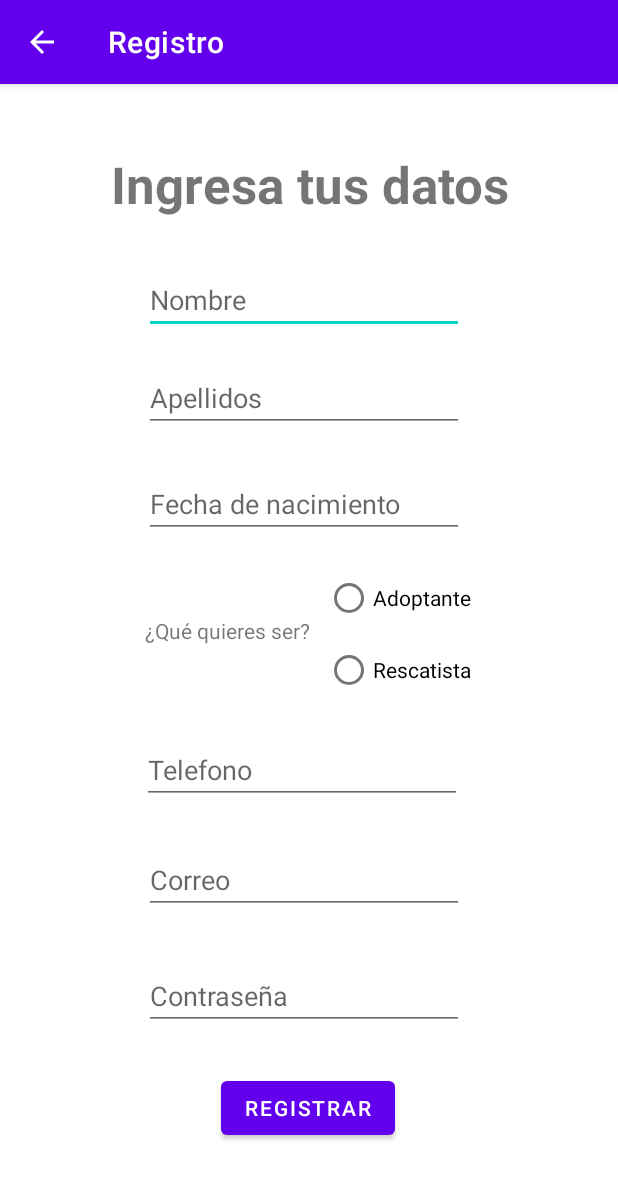
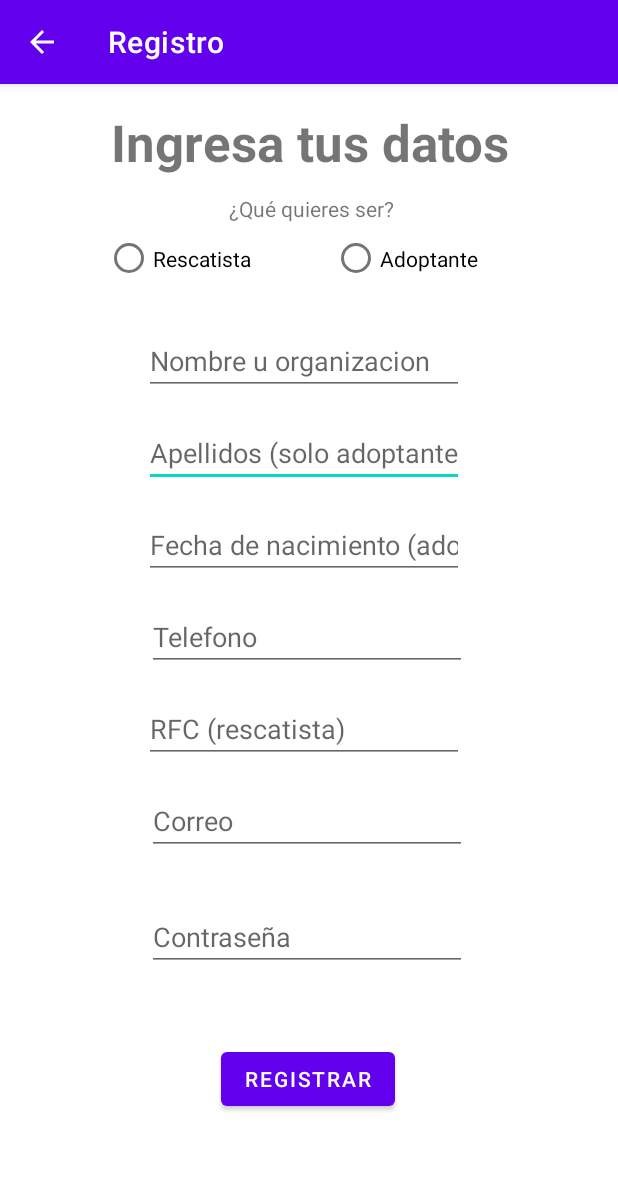
Before and after one commit to rakso-dev/Pawsties, an Android app: the SignupActivity screen opened directly, with no data from a screen before it, on a phone screen of 412 x 824 dp. Shown: the top 1179 px of the screen. Run offline under Robolectric (Android 15) with nearby library versions, the phone set to English and light mode, and no system bars.

Commit message:
register user completedgit add androidApp!

```diff
--- a/androidApp/app/src/main/java/com/pawsties/android/MainActivity.java
+++ b/androidApp/app/src/main/java/com/pawsties/android/MainActivity.java
@@ -87,7 +87,7 @@ public class MainActivity extends AppCompatActivity {
             return;
         }
 
-        loadProfiles();
+        loadProfiles();//los perfiles se estan obteniendo en el fragment, por lo que tal vez no sea necesario este metodo pero si la obtencion de la ubicacion
     }
 
     private void loadProfiles() {
@@ -113,7 +113,7 @@ public class MainActivity extends AppCompatActivity {
         }
         locationManager.requestLocationUpdates (LocationManager.GPS_PROVIDER,
                 10000,
-                10,
+                100,
                 locationListener);
     }
 
--- a/androidApp/app/src/main/java/com/pawsties/android/SignupActivity.java
+++ b/androidApp/app/src/main/java/com/pawsties/android/SignupActivity.java
@@ -1,24 +1,39 @@
 package com.pawsties.android;
 
+import android.Manifest;
+import android.annotation.SuppressLint;
 import android.content.Intent;
+import android.content.pm.PackageManager;
+import android.location.LocationListener;
+import android.location.LocationManager;
 import android.os.Bundle;
+import android.provider.Settings;
 import android.text.TextUtils;
 import android.widget.Button;
 import android.widget.EditText;
 import android.widget.RadioButton;
+import android.widget.RadioGroup;
 import android.widget.Toast;
 
+import androidx.annotation.NonNull;
 import androidx.annotation.Nullable;
+import androidx.appcompat.app.AlertDialog;
 import androidx.appcompat.app.AppCompatActivity;
 
 import java.util.Date;
 
 public class SignupActivity extends AppCompatActivity {
-    EditText etEmail, etPassword;
+    EditText etName, etLastname, etTelefono, etNacimiento, etEmail, etPassword, etRFC;
     RadioButton rbAdoptante, rbRescatista;
+    RadioGroup rgType;
     Button registrarse;
-    String name="", lastname="",  email="", password="", typeUser="";
-    Date nacimiento;
+    long telefono;
+    String name="", lastname="",  email="", password="", typeUser="", city="", sexo="", rfc="";
+    long nacimiento;
+    LocationListener locationListener;
+    LocationManager locationManager;
+    AlertDialog gpsAlert = null;
+    double latitud, longitud;
 
     @Override
     protected void onCreate(@Nullable Bundle savedInstanceState) {
@@ -27,32 +42,120 @@ public class SignupActivity extends AppCompatActivity {
 
         getSupportActionBar().setTitle("Registro");
 
-        /** LLAMAR A TODS LOS ELEMENTOS DEL LAYOUT ACTIVITY SIGN UP PARA OBTENER LOS DATOS*/
+        etName = findViewById(R.id.etNombreSU);
+        etLastname = findViewById(R.id.etApellidosSU);
+        etTelefono = findViewById(R.id.etTelefonoSU);
+        etNacimiento = findViewById(R.id.etFechaSU);
+        etEmail = findViewById(R.id.etEmailSU);
+        etPassword = findViewById(R.id.etContrasenaSU);
+        etRFC = findViewById(R.id.etRFC);
+        rgType = findViewById(R.id.rgTipoUsuario);
         rbAdoptante = findViewById(R.id.rbAdoptante);
         rbRescatista = findViewById(R.id.rbRescatista);
         registrarse = findViewById(R.id.btnOkSignup);
 
+    }
+
+    @Override
+    protected void onResume() {
+        super.onResume();
+
+        int permision = checkSelfPermission(Manifest.permission.ACCESS_FINE_LOCATION);
+        if (permision != PackageManager.PERMISSION_GRANTED){
+            requestPermissions(new String[]{
+                            Manifest.permission.ACCESS_FINE_LOCATION,
+                            Manifest.permission.ACCESS_COARSE_LOCATION},
+                    MainActivity.REQUEST_CODE_LOCATION);
+            return;
+        }
+
         registrarse.setOnClickListener(v -> {
-            /**descomentar despues para hacer las validaciones*/
-            if (rbAdoptante.isActivated())//no lo hace
-                typeUser = "A";
-            if (rbRescatista.isActivated())
-                typeUser = "R";
-            Toast.makeText(SignupActivity.this, "El usuario es "+typeUser, Toast.LENGTH_SHORT).show();
+            getLocation();
+            name = etName.getText().toString();
+            telefono = Long.parseLong(etTelefono.getText().toString());//NO DEBE DE ESTAR VACIO ESTE CAMPO
             email = etEmail.getText().toString();
             password = etPassword.getText().toString();
-//
+            if (rgType.getCheckedRadioButtonId() != -1){
+                if (rgType.getCheckedRadioButtonId() == rbAdoptante.getId()) {
+                    typeUser = "A";
+                    lastname = etLastname.getText().toString();
+                    nacimiento = Long.parseLong(etNacimiento.getText().toString());
+                    sexo = "M";//cambiar cuando se cree un fiel propio
+                    Adoptante usuario = new Adoptante(telefono, typeUser, email, password, latitud, longitud, city, name, lastname, nacimiento, sexo);
+                    registro(usuario);
+                }
+                if (rgType.getCheckedRadioButtonId() == rbRescatista.getId()) {
+                    rfc = etRFC.getText().toString();
+                    typeUser = "R";
+                    Rescatista usuario = new Rescatista(telefono, typeUser, email, password, latitud, longitud, city, name, rfc);
+                    registro(usuario);
+                }
+            }else {
+                Toast.makeText(SignupActivity.this, "Por favor elige un tipo de usuario", Toast.LENGTH_SHORT).show();
+                return;
+            }
+            Toast.makeText(SignupActivity.this, "El usuario es "+typeUser, Toast.LENGTH_SHORT).show();
+
 //            if (TextUtils.isEmpty(email) || TextUtils.isEmpty(password))
 //                Toast.makeText(SignupActivity.this, "Debes llenar todos los campos antes de continuar!!!", Toast.LENGTH_LONG).show();
 //            else if (password.length() < 8)
 //                Toast.makeText(SignupActivity.this, "La contraseña debe ser de almenos 8 caracteres", Toast.LENGTH_LONG).show();
 //            else
-                registro(email, password);
+            //registro(email, password);
         });
 
     }
 
-    public void registro(String correo, String contrasena){
+    @Override
+    public void onRequestPermissionsResult(int requestCode, @NonNull String[] permissions, @NonNull int[] grantResults) {
+        super.onRequestPermissionsResult(requestCode, permissions, grantResults);
+
+        if (grantResults.length > 0 && requestCode == MainActivity.REQUEST_CODE_LOCATION){
+            if (grantResults[0] == PackageManager.PERMISSION_GRANTED){
+                getLocation();
+            }else {
+                Toast.makeText(this, "Es un requisito obtener la ubicacion del usuario", Toast.LENGTH_LONG).show();
+            }
+        }
+    }
+
+    @SuppressLint("MissingPermission")
+    private void getLocation () {
+        locationListener = new MyLocationListener(getBaseContext());
+        locationManager = (LocationManager) getSystemService (LOCATION_SERVICE);
+        if (!locationManager.isProviderEnabled(LocationManager.GPS_PROVIDER)){
+            final AlertDialog.Builder alertBuilder = new AlertDialog.Builder(this);
+            alertBuilder.setMessage("Es necesario activar el GPS para obtener los datos de ubicacion del usuario")
+                    .setCancelable(true)
+                    .setPositiveButton("ok", (dialog, which) -> startActivity(new Intent(Settings.ACTION_LOCATION_SOURCE_SETTINGS)))
+                    .setNegativeButton("cancelar", (dialog, which) -> {
+                        dialog.cancel();
+                        Toast.makeText(getBaseContext(), "Es un requisito obtener la ubicacion del usuario", Toast.LENGTH_LONG).show();
+                    });
+            gpsAlert = alertBuilder.create();
+            gpsAlert.show();
+        }
+        locationManager.requestLocationUpdates (LocationManager.GPS_PROVIDER,
+                10000,
+                100,
+                locationListener);
+
+        latitud = MyLocationListener.latitude;
+        longitud = MyLocationListener.longitude;
+        city = MyLocationListener.city;
+    }
+
+    public void registro(Adoptante adoptante){
+        /**aqui se va a hacer el registro en la base de Azure*/
+
+        //si todo es correcto, esta funcion va a lanzar el main activity
+        Intent intent = new Intent(SignupActivity.this, MainActivity.class);
+        intent.addFlags(Intent.FLAG_ACTIVITY_CLEAR_TASK | Intent.FLAG_ACTIVITY_NEW_TASK);
+        startActivity(intent);
+        finish();
+    }
+
+    public void registro(Rescatista rescatista){
         /**aqui se va a hacer el registro en la base de Azure*/
 
         //si todo es correcto, esta funcion va a lanzar el main activity
--- a/androidApp/app/src/main/res/layout/activity_signup_form.xml
+++ b/androidApp/app/src/main/res/layout/activity_signup_form.xml
@@ -6,11 +6,22 @@
     android:layout_height="match_parent">
 
     <TextView
+        android:id="@+id/textView2"
+        android:layout_width="wrap_content"
+        android:layout_height="wrap_content"
+        android:layout_marginStart="100dp"
+        android:layout_marginTop="12dp"
+        android:text="¿Qué quieres ser?"
+        app:layout_constraintStart_toStartOf="@+id/guideline2"
+        app:layout_constraintTop_toBottomOf="@+id/textViewxd"
+        tools:ignore="MissingConstraints" />
+
+    <TextView
         android:id="@+id/textViewxd"
         android:layout_width="wrap_content"
         android:layout_height="wrap_content"
         android:layout_marginStart="73dp"
-        android:layout_marginTop="44dp"
+        android:layout_marginTop="16dp"
         android:layout_marginEnd="74dp"
         android:text="Ingresa tus datos"
         android:textAlignment="center"
@@ -23,25 +34,12 @@
         tools:ignore="MissingConstraints" />
 
     <EditText
-        android:id="@+id/etNombreSU"
-        android:layout_width="wrap_content"
-        android:layout_height="wrap_content"
-        android:layout_marginTop="32dp"
-        android:ems="10"
-        android:hint="Nombre"
-        android:inputType="textPersonName"
-        app:layout_constraintEnd_toStartOf="@+id/guideline3"
-        app:layout_constraintStart_toStartOf="@+id/guideline2"
-        app:layout_constraintTop_toBottomOf="@+id/textViewxd"
-        tools:ignore="MissingConstraints" />
-
-    <EditText
         android:id="@+id/etApellidosSU"
         android:layout_width="wrap_content"
         android:layout_height="wrap_content"
-        android:layout_marginTop="20dp"
+        android:layout_marginTop="16dp"
         android:ems="10"
-        android:hint="Apellidos"
+        android:hint="Apellidos (solo adoptante)"
         android:inputType="textPersonName"
         app:layout_constraintEnd_toStartOf="@+id/guideline3"
         app:layout_constraintStart_toStartOf="@+id/guideline2"
@@ -52,22 +50,23 @@
         android:id="@+id/etEmailSU"
         android:layout_width="wrap_content"
         android:layout_height="wrap_content"
-        android:layout_marginTop="28dp"
+        android:layout_marginTop="16dp"
         android:ems="10"
         android:hint="Correo"
         android:inputType="textEmailAddress"
         app:layout_constraintEnd_toStartOf="@+id/guideline3"
+        app:layout_constraintHorizontal_bias="0.522"
         app:layout_constraintStart_toStartOf="@+id/guideline2"
-        app:layout_constraintTop_toBottomOf="@+id/etTelefonoSU"
+        app:layout_constraintTop_toBottomOf="@+id/etRFC"
         tools:ignore="MissingConstraints" />
 
     <EditText
         android:id="@+id/etFechaSU"
         android:layout_width="wrap_content"
         android:layout_height="wrap_content"
-        android:layout_marginTop="25dp"
+        android:layout_marginTop="16dp"
         android:ems="10"
-        android:hint="Fecha de nacimiento"
+        android:hint="Fecha de nacimiento (adoptante)"
         android:inputType="date"
         app:layout_constraintEnd_toStartOf="@+id/guideline3"
         app:layout_constraintStart_toStartOf="@+id/guideline2"
@@ -78,14 +77,14 @@
         android:id="@+id/etTelefonoSU"
         android:layout_width="wrap_content"
         android:layout_height="wrap_content"
-        android:layout_marginTop="20dp"
+        android:layout_marginTop="16dp"
         android:ems="10"
         android:hint="Telefono"
         android:inputType="phone"
         app:layout_constraintEnd_toStartOf="@+id/guideline3"
-        app:layout_constraintHorizontal_bias="0.488"
+        app:layout_constraintHorizontal_bias="0.522"
         app:layout_constraintStart_toStartOf="@+id/guideline2"
-        app:layout_constraintTop_toBottomOf="@+id/radioGroup"
+        app:layout_constraintTop_toBottomOf="@+id/etFechaSU"
         tools:ignore="MissingConstraints" />
 
     <EditText
@@ -97,6 +96,7 @@
         android:hint="Contraseña"
         android:inputType="textPassword"
         app:layout_constraintEnd_toStartOf="@+id/guideline3"
+        app:layout_constraintHorizontal_bias="0.522"
         app:layout_constraintStart_toStartOf="@+id/guideline2"
         app:layout_constraintTop_toBottomOf="@+id/etEmailSU"
         tools:ignore="MissingConstraints" />
@@ -105,7 +105,7 @@
         android:id="@+id/btnOkSignup"
         android:layout_width="wrap_content"
         android:layout_height="wrap_content"
-        android:layout_marginTop="28dp"
+        android:layout_marginTop="48dp"
         android:text="REGISTRAR"
         app:layout_constraintEnd_toStartOf="@+id/guideline3"
         app:layout_constraintHorizontal_bias="0.513"
@@ -131,45 +131,59 @@
         app:layout_constraintEnd_toEndOf="parent"
         app:layout_constraintGuide_begin="353dp" />
 
-    <RadioGroup
-        android:id="@+id/radioGroup"
+    <EditText
+        android:id="@+id/etRFC"
         android:layout_width="wrap_content"
         android:layout_height="wrap_content"
-        android:layout_marginStart="1dp"
         android:layout_marginTop="16dp"
-        android:layout_marginEnd="30dp"
+        android:ems="10"
+        android:hint="RFC (rescatista)"
+        android:inputType="textPersonName"
         app:layout_constraintEnd_toStartOf="@+id/guideline3"
-        app:layout_constraintStart_toEndOf="@+id/textView2"
-        app:layout_constraintTop_toBottomOf="@+id/etFechaSU"
+        app:layout_constraintStart_toStartOf="@+id/guideline2"
+        app:layout_constraintTop_toBottomOf="@+id/etTelefonoSU"
+        tools:ignore="MissingConstraints" />
+
+    <RadioGroup
+        android:id="@+id/rgTipoUsuario"
+        android:layout_width="266dp"
+        android:layout_height="53dp"
+        android:orientation="horizontal"
+        app:layout_constraintEnd_toStartOf="@+id/guideline3"
+        app:layout_constraintStart_toStartOf="@+id/guideline2"
+        app:layout_constraintTop_toBottomOf="@+id/textView2"
         tools:ignore="MissingConstraints">
 
         <RadioButton
-            android:id="@+id/rbAdoptante"
-            android:layout_width="wrap_content"
-            android:layout_height="wrap_content"
-            android:text="Adoptante"
-            tools:layout_editor_absoluteX="206dp"
-            tools:layout_editor_absoluteY="341dp" />
+            android:id="@+id/rbRescatista"
+            android:layout_width="107dp"
+            android:layout_height="47dp"
+            android:text="Rescatista"
+            app:layout_constraintStart_toEndOf="@+id/rbAdoptante"
+            app:layout_constraintTop_toBottomOf="@+id/textView2"
+            tools:ignore="MissingConstraints" />
 
         <RadioButton
-            android:id="@+id/rbRescatista"
-            android:layout_width="wrap_content"
-            android:layout_height="wrap_content"
-            android:text="Rescatista"
-            tools:layout_editor_absoluteX="85dp"
-            tools:layout_editor_absoluteY="342dp" />
+            android:id="@+id/rbAdoptante"
+            android:layout_width="113dp"
+            android:layout_height="47dp"
+            android:layout_marginStart="44dp"
+            android:text="Adoptante"
+            tools:ignore="MissingConstraints" />
 
     </RadioGroup>
 
-    <TextView
-        android:id="@+id/textView2"
+    <EditText
+        android:id="@+id/etNombreSU"
         android:layout_width="wrap_content"
         android:layout_height="wrap_content"
-        android:layout_marginStart="44dp"
-        android:layout_marginTop="52dp"
-        android:text="¿Qué quieres ser?"
+        android:layout_marginTop="16dp"
+        android:ems="10"
+        android:hint="Nombre u organizacion"
+        android:inputType="textPersonName"
+        app:layout_constraintEnd_toStartOf="@+id/guideline3"
         app:layout_constraintStart_toStartOf="@+id/guideline2"
-        app:layout_constraintTop_toBottomOf="@+id/etFechaSU"
+        app:layout_constraintTop_toBottomOf="@+id/rgTipoUsuario"
         tools:ignore="MissingConstraints" />
 
 </androidx.constraintlayout.widget.ConstraintLayout>
```
Also changed, not shown: androidApp/app/src/main/java/com/pawsties/android/Adoptante.java (added, +19 -0 lines), androidApp/app/src/main/java/com/pawsties/android/MyLocationListener.java (+11 -3 lines), androidApp/app/src/main/java/com/pawsties/android/Rescatista.java (added, +13 -0 lines), androidApp/app/src/main/java/com/pawsties/android/UserModel.java (+8 -9 lines).
